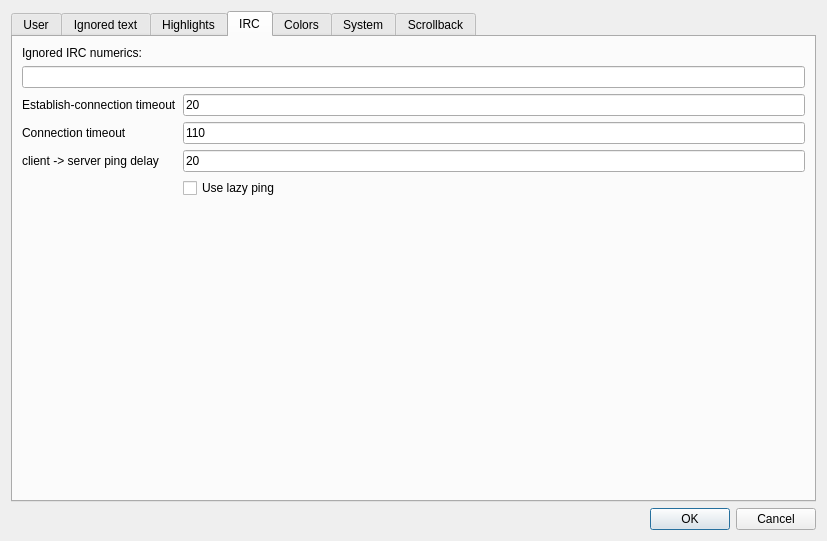
First picture: the form in src/GrumpyIRC/preferenceswin.ui, repository grumpy-irc/grumpy, before the edit.
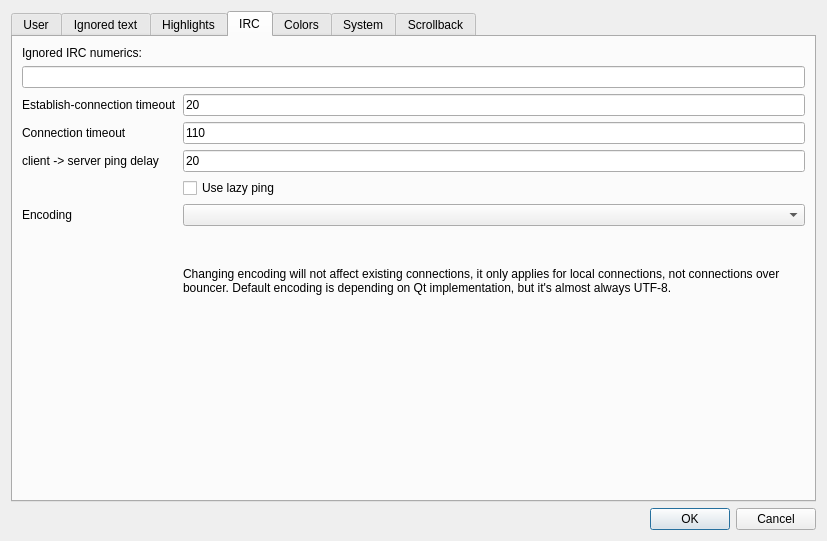
Second picture: the form after the edit. The open tabs and pages were chosen to show the change.

Commit message: implemented option to change encodings

```diff
--- a/src/GrumpyIRC/preferenceswin.ui
+++ b/src/GrumpyIRC/preferenceswin.ui
@@ -180,6 +180,39 @@
            </property>
           </widget>
          </item>
+         <item row="4" column="0">
+          <widget class="QLabel" name="label_25">
+           <property name="text">
+            <string>Encoding</string>
+           </property>
+          </widget>
+         </item>
+         <item row="4" column="1">
+          <widget class="QComboBox" name="comboBox_Enc">
+           <property name="sizePolicy">
+            <sizepolicy hsizetype="Expanding" vsizetype="Fixed">
+             <horstretch>0</horstretch>
+             <verstretch>0</verstretch>
+            </sizepolicy>
+           </property>
+          </widget>
+         </item>
+         <item row="5" column="1">
+          <widget class="QLabel" name="label_24">
+           <property name="sizePolicy">
+            <sizepolicy hsizetype="Expanding" vsizetype="Preferred">
+             <horstretch>0</horstretch>
+             <verstretch>0</verstretch>
+            </sizepolicy>
+           </property>
+           <property name="text">
+            <string>&lt;html&gt;&lt;head/&gt;&lt;body&gt;&lt;p&gt;Changing encoding will not affect existing connections, it only applies for local connections, not connections over bouncer. Default encoding is depending on Qt implementation, but it's almost always UTF-8.&lt;/p&gt;&lt;/body&gt;&lt;/html&gt;</string>
+           </property>
+           <property name="wordWrap">
+            <bool>true</bool>
+           </property>
+          </widget>
+         </item>
         </layout>
        </item>
        <item>
```
The commit also changes 7 other files.
